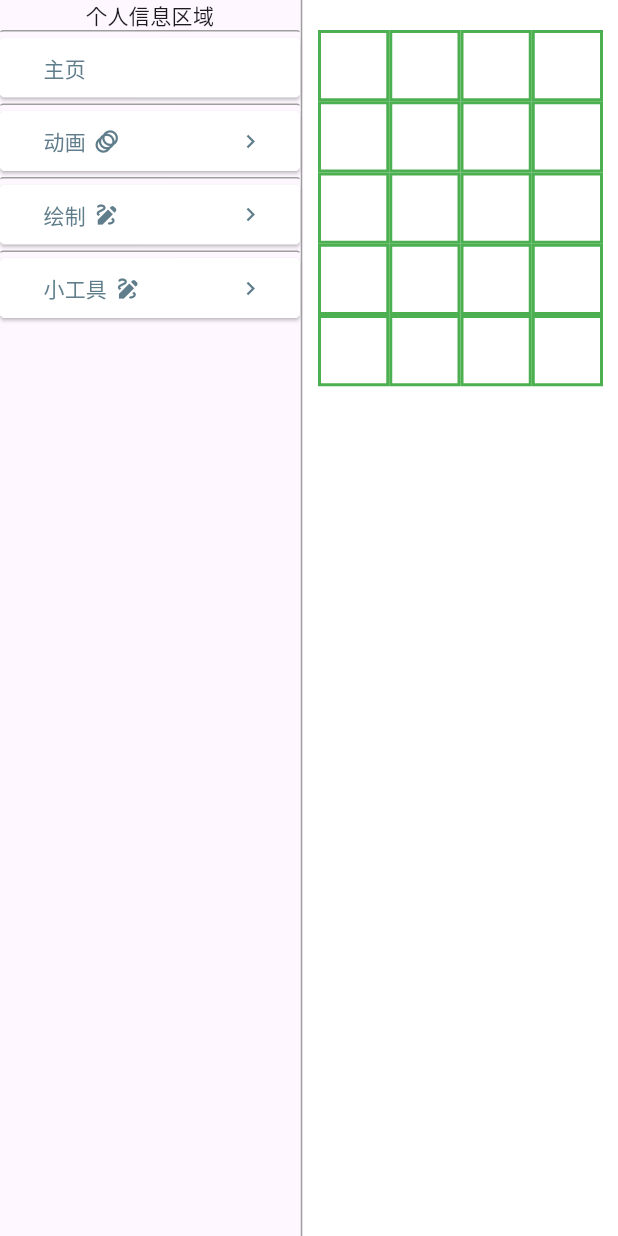
After one commit to acsweets/attempt, a Flutter app: the CarInputPage screen opened by its route, on a phone screen of 412 x 824 dp. The commit adds this screen. Run offline on Flutter 3.47's test engine with Material 3 defaults, Android fonts, the light colour scheme and no system bars; our stand-ins replace file_picker, go_router; missing offline and left inert: super_drag_and_drop.

Commit message:
绘制相关

```diff
--- a/lib/route/app_route/routes.dart
+++ b/lib/route/app_route/routes.dart
@@ -7,12 +7,13 @@ import '../../draw/beizier/beizier_page.dart';
 import '../../draw/beizier/three.dart';
 import '../../draw/matrix/matrix_color.dart';
 import '../../draw/rule/draw_rule.dart';
+import '../../pages/matrix/matrix_page.dart';
 import '../../pages/tools/dropregon.dart';
 import '../../pages/tools/random_name_page.dart';
+import '../../widget/pin_inout.dart';
 import '../../widget/tree_nav.dart';
 
-RouteBase get appRoutes =>
-    GoRoute(
+RouteBase get appRoutes => GoRoute(
       path: AppRoutes.root.name,
       redirect: (_, state) {
         if (state.fullPath == '/') {
@@ -110,7 +111,9 @@ RouteBase get appRoutes =>
                       GoRoute(
                         path: AppRoutes.two.name,
                         builder: (BuildContext context, GoRouterState state) {
-                          return SpinningPage();
+                          return CarInputPage(
+                            total: 20,
+                          );
                         },
                       ),
                     ],
@@ -133,11 +136,11 @@ RouteBase get appRoutes =>
                               //   ),
                               // ),
                               ColorFiltered(
-                                colorFilter: ColorFilter.matrix([
+                                colorFilter: const ColorFilter.matrix([
                                   2, 0, 0, 0, 0, // 增强红色通道
                                   0, 1.2, 0, 0, 0, // 增强绿色通道
                                   0, 0, 0.5, 0, 0, // 增强蓝色通道
-                                  0, 0, 0, 1, 0,   // Alpha通道保持不变
+                                  0, 0, 0, 1, 0, // Alpha通道保持不变
                                 ]),
                                 child: Container(
                                   width: 200,
@@ -149,6 +152,12 @@ RouteBase get appRoutes =>
                           ),
                         ),
                       );
+                    },
+                  ),
+                  GoRoute(
+                    path: AppRoutes.matrix.name,
+                    builder: (BuildContext context, GoRouterState state) {
+                      return MatrixPage();
                     },
                   ),
                 ],
--- a/lib/route/app_route/routes_path.dart
+++ b/lib/route/app_route/routes_path.dart
@@ -17,6 +17,7 @@ enum AppRoutes {
   randomName("randomName", "/randomName"),
   saber("saber", "/saber"),
   cartesian("cartesian", "/cartesian"),
+  matrix("matrix","/matrix")
   ;
 
   final String name;
--- a/lib/utils/config.dart
+++ b/lib/utils/config.dart
@@ -63,12 +63,22 @@ class Config {
               'path': '/draw/example/one',
               'children': [],
             },
+            {
+              'label': '案例 1',
+              'path': '/draw/example/two',
+              'children': [],
+            },
           ],
         },
         {
           'label': '卡迪尔坐标系',
           'icon': Icons.exposure_rounded,
           'path': '/draw/cartesian',
+        },
+        {
+          'label': '矩阵变换',
+          'icon': Icons.exposure_rounded,
+          'path': '/draw/matrix',
         }
       ],
     },
--- /dev/null
+++ b/lib/widget/pin_inout.dart
@@ -0,0 +1,152 @@
+import 'package:flutter/foundation.dart';
+import 'package:flutter/material.dart';
+import 'package:flutter/services.dart';
+
+//写一个验证码输入组件  要输入16 或者 20个  4*4  4*5
+class CarInputPage extends StatefulWidget {
+  //输入框的总数
+  final int total;
+  final int rowCount;
+  final double size;
+
+  const CarInputPage({
+    super.key,
+    required this.total,
+    this.rowCount = 4,
+    this.size = 60,
+  });
+
+  @override
+  createState() => _CarInputPageState();
+}
+
+class _CarInputPageState extends State<CarInputPage> {
+  TextEditingController controller = TextEditingController();
+  List dataList = [];
+
+  List fillData(List data) {
+    if (data.length < widget.total) {
+      data.add('');
+      fillData(data);
+    }
+    return data;
+  }
+
+  @override
+  void initState() {
+    dataList = List.generate(widget.total, (i) => '');
+    super.initState();
+  }
+
+  @override
+  Widget build(BuildContext context) {
+    return Scaffold(
+      body: GestureDetector(
+        onTap: () {
+          if (kDebugMode) {
+            print('object');
+          }
+          SystemChannels.textInput.invokeMethod('TextInput.hide');
+        },
+        child: Container(
+          width: 500,
+          decoration: const BoxDecoration(color: Colors.white),
+          padding: const EdgeInsets.symmetric(horizontal: 10, vertical: 20),
+          child: Column(
+            children: [
+              Stack(
+                children: [
+                  // Container(
+                  //   width: 200,
+                  //   height: 200,
+                  //   child: GridView(
+                  //     physics: NeverScrollableScrollPhysics(),
+                  //     gridDelegate:
+                  //         const SliverGridDelegateWithFixedCrossAxisCount(
+                  //             crossAxisCount: 4),
+                  //     children: List.generate(
+                  //         dataList.length, (i) => renderContainer(dataList[i])),
+                  //   ),
+                  // ),
+                  Container(
+                    width: 200,
+                    height: 400,
+                    child: ScrollConfiguration(
+                      behavior: NoScrollBehavior(), // 自定义无滚动条行为
+                      child: GridView(
+                        shrinkWrap: true,
+                        physics: const NeverScrollableScrollPhysics(), // 禁用滚动
+                        gridDelegate:
+                            const SliverGridDelegateWithFixedCrossAxisCount(
+                          crossAxisCount: 4,
+                        ),
+                        children: List.generate(
+                          dataList.length,
+                          (i) => renderContainer(dataList[i]),
+                        ),
+                      ),
+                    ),
+                  ),
+                  // Row(
+                  //   mainAxisAlignment: MainAxisAlignment.spaceAround,
+                  //   crossAxisAlignment: CrossAxisAlignment.center,
+                  //   children: dataList
+                  //       .map<Widget>((e) => renderContainer(e))
+                  //       .toList(),
+                  // ),
+                  TextField(
+                    maxLength: widget.total,
+                    onChanged: (value) {
+                      List data = [];
+                      for (int i = 0; i < value.length; i++) {
+                        data.add(value.substring(i, i + 1));
+                      }
+                      data = fillData(data);
+                      if (mounted) {
+                        setState(() {
+                          dataList = data;
+                        });
+                      }
+                    },
+                    controller: controller,
+                    cursorWidth: 0,
+                    cursorColor: Colors.transparent,
+                    keyboardType: TextInputType.number,
+                    style: const TextStyle(color: Colors.transparent),
+                    decoration: const InputDecoration(
+                      border: InputBorder.none,
+                      counterText: '',
+                    ),
+                  ),
+                ],
+              )
+            ],
+          ),
+        ),
+      ),
+    );
+  }
+
+  renderContainer(title) {
+    return Container(
+      // width: widget.size,
+      // height: widget.size,
+      alignment: Alignment.center,
+      decoration: BoxDecoration(
+          border: Border.all(
+              color: title == '' ? Colors.green : Colors.blue, width: 2)),
+      child: Text(
+        title,
+        style: const TextStyle(fontSize: 18, color: Colors.blue),
+      ),
+    );
+  }
+}
+
+class NoScrollBehavior extends ScrollBehavior {
+  @override
+  Widget buildOverscrollIndicator(
+      BuildContext context, Widget child, ScrollableDetails details) {
+    return child; // 不显示滚动指示器
+  }
+}
--- a/pubspec.yaml
+++ b/pubspec.yaml
@@ -35,6 +35,7 @@ dependencies:
   #拖动文件 和平台无关的 全平台可用
   super_drag_and_drop: ^0.8.22
   file_picker: ^8.1.2
+  vector_math: ^2.1.4
 
 
 
```
Also changed, not shown: lib/animation/pages/switch.dart (added, +27 -0 lines), lib/pages/matrix/matrix_page.dart (added, +318 -0 lines), lib/widget/custorm_rander.dart (added, +153 -0 lines), lib/widget/pin_put.dart (added), pubspec.lock, 1 other file.
